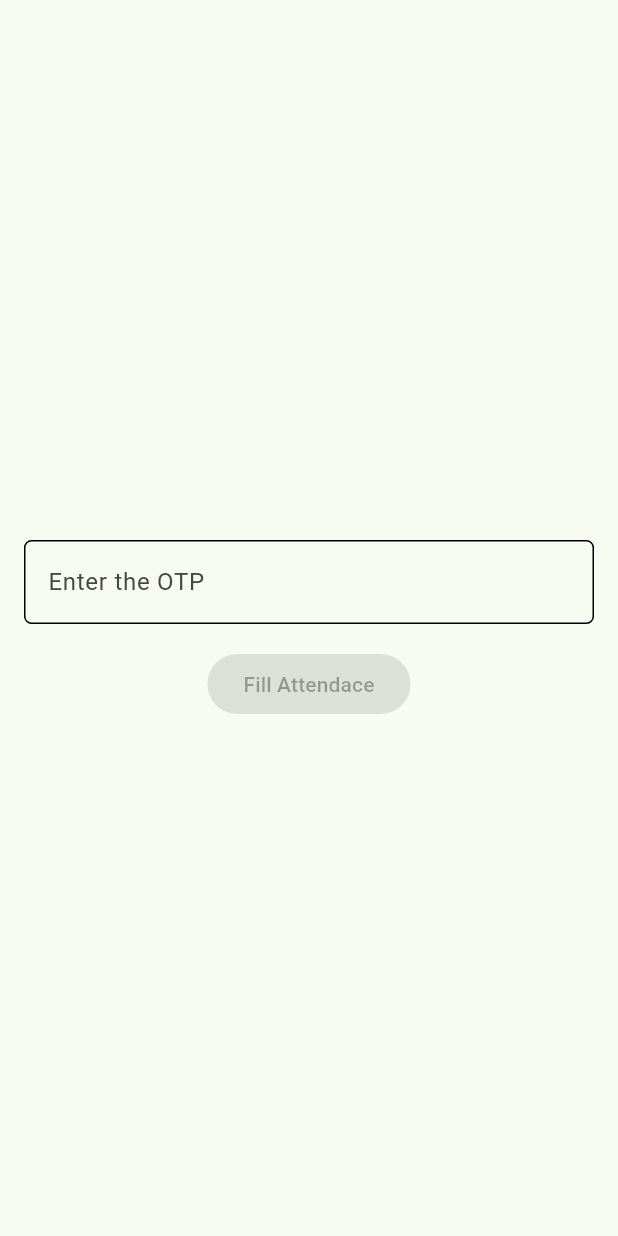
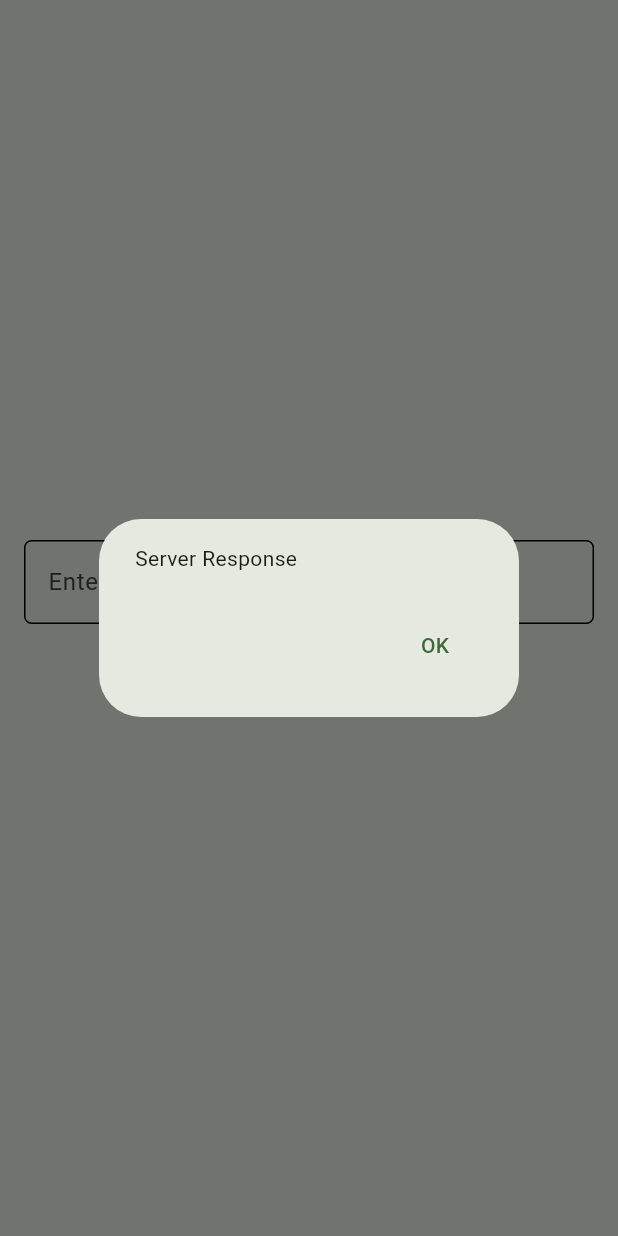
Before and after one commit to tejasvmodi/eattend, a Flutter app: the Home screen opened directly, after a tap on "Fill Attendace", on a phone screen of 412 x 824 dp. Run offline on Flutter 3.47's test engine with Material 2 defaults, Android fonts, the phone set to English and light mode, and no system bars; our stand-ins replace firebase_auth, firebase_core, get, image_picker, shared_preferences; accounts and stored records are empty; generated files the repository leaves out were written again.

Commit message:
commit on 3-11 20:31

```diff
--- a/design/lib/screens/home/home_screen.dart
+++ b/design/lib/screens/home/home_screen.dart
@@ -1,3 +1,4 @@
+import 'package:design/screens/view_attendance/attendance_list.dart';
 import 'package:flutter/material.dart';
 
 class Home extends StatefulWidget {
@@ -40,6 +41,7 @@ class _HomeState extends State<Home> {
                 ? null
                 : () {
                     disableButton();
+                    _showAlertDialog(context,"Server Response");
                   },
             child: const Text("Fill Attendace"),
           ),
@@ -50,3 +52,22 @@ class _HomeState extends State<Home> {
     );
   }
 }
+
+  void _showAlertDialog(BuildContext context,String message) {
+    showDialog(
+      context: context,
+      builder: (BuildContext context) {
+        return AlertDialog(
+          content:  Text(message,),
+          actions: <Widget>[
+            TextButton(
+              child: const Text('OK'),
+              onPressed: () {
+                Navigator.of(context).pop();
+              },
+            ),
+          ],
+        );
+      },
+    );
+  }
```
Also changed, not shown: design/lib/main.dart (line endings or trailing spaces).
